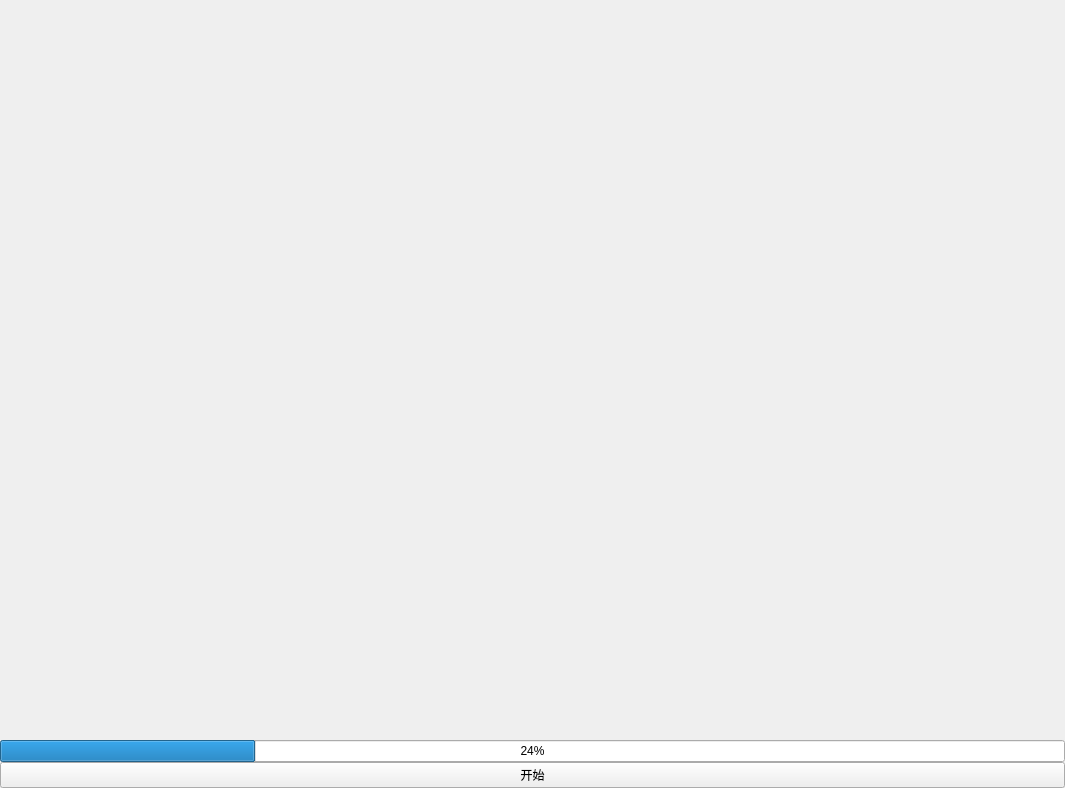
llk657843/FF_Qt, file FF_Qt/ffmpeg_qt.ui: the form before one commit.
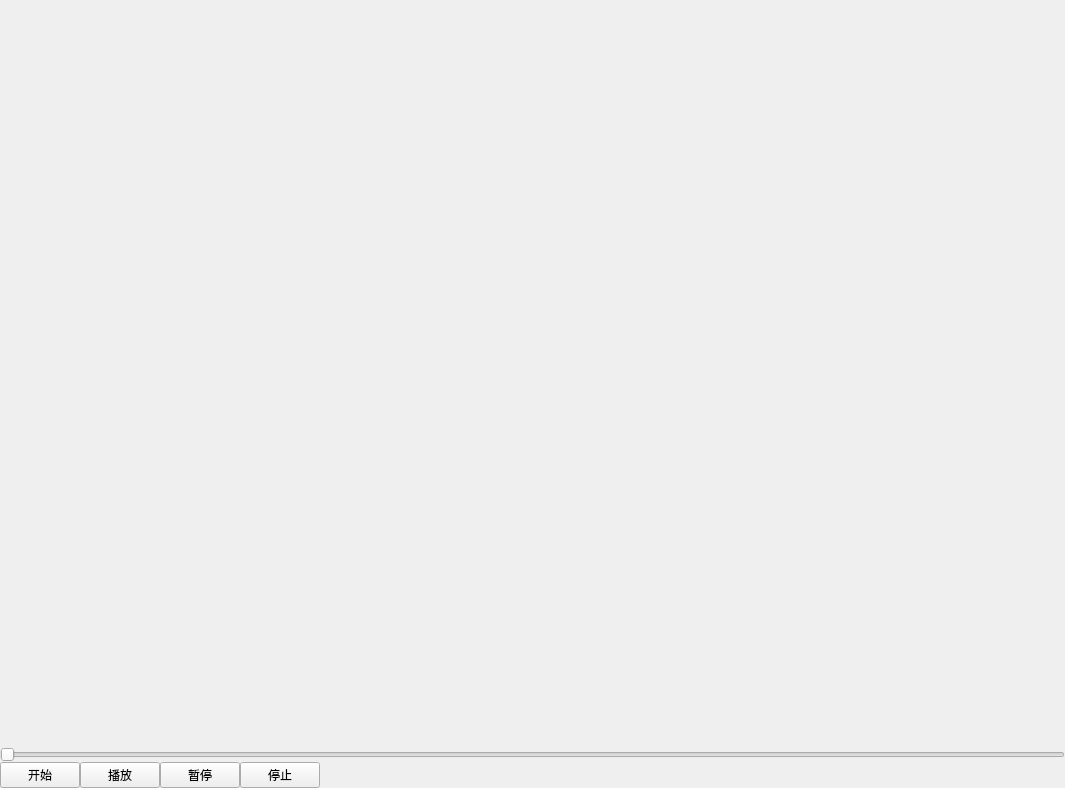
The form after the commit.

The edit to the form file:
```diff
--- a/FF_Qt/ffmpeg_qt.ui
+++ b/FF_Qt/ffmpeg_qt.ui
@@ -49,24 +49,68 @@
       </property>
       <item>
        <widget class="QLabel" name="lb_movie">
+        <property name="sizePolicy">
+         <sizepolicy hsizetype="Preferred" vsizetype="Expanding">
+          <horstretch>0</horstretch>
+          <verstretch>0</verstretch>
+         </sizepolicy>
+        </property>
         <property name="text">
          <string/>
         </property>
        </widget>
       </item>
       <item>
-       <widget class="QProgressBar" name="progress">
-        <property name="value">
-         <number>24</number>
+       <widget class="QSlider" name="slider">
+        <property name="orientation">
+         <enum>Qt::Horizontal</enum>
         </property>
        </widget>
       </item>
       <item>
-       <widget class="QPushButton" name="btn_start">
-        <property name="text">
-         <string>开始</string>
-        </property>
-       </widget>
+       <layout class="QHBoxLayout" name="horizontalLayout">
+        <item>
+         <widget class="QPushButton" name="btn_start">
+          <property name="text">
+           <string>开始</string>
+          </property>
+         </widget>
+        </item>
+        <item>
+         <widget class="QPushButton" name="btn_resume">
+          <property name="text">
+           <string>播放</string>
+          </property>
+         </widget>
+        </item>
+        <item>
+         <widget class="QPushButton" name="btn_pause">
+          <property name="text">
+           <string>暂停</string>
+          </property>
+         </widget>
+        </item>
+        <item>
+         <widget class="QPushButton" name="btn_stop">
+          <property name="text">
+           <string>停止</string>
+          </property>
+         </widget>
+        </item>
+        <item>
+         <spacer name="horizontalSpacer">
+          <property name="orientation">
+           <enum>Qt::Horizontal</enum>
+          </property>
+          <property name="sizeHint" stdset="0">
+           <size>
+            <width>40</width>
+            <height>20</height>
+           </size>
+          </property>
+         </spacer>
+        </item>
+       </layout>
       </item>
      </layout>
     </widget>
```
